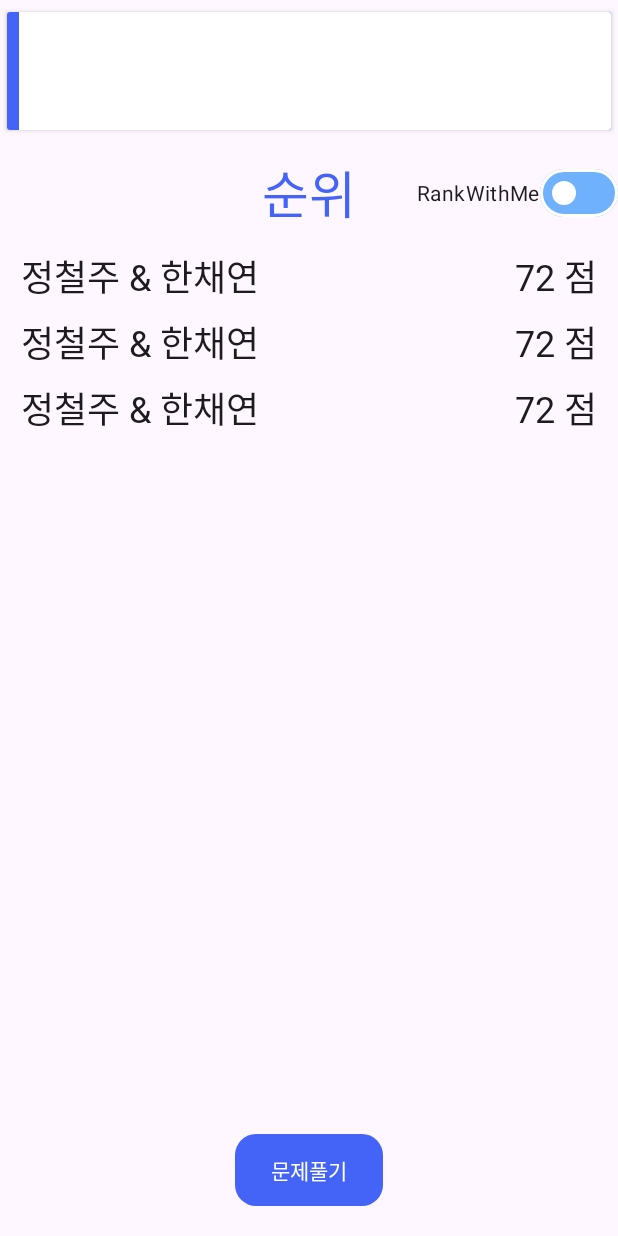
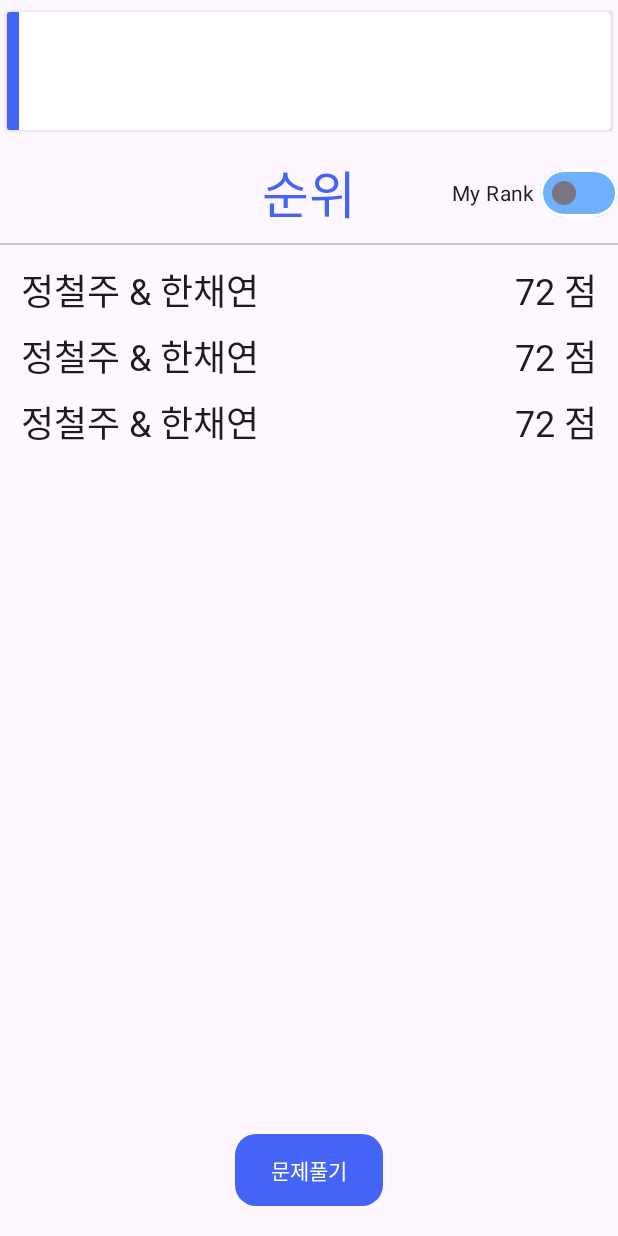
Before and after one commit to SteelZoo/Perfect_Pair, an Android app: the layout fragment_game_rank.xml on its own in the app's theme, with its tools: preview values and no code run, on a phone screen of 412 x 824 dp. Run offline under Robolectric (Android 15) with nearby library versions, the phone set to English and light mode, and no system bars.

Commit message:
feat: 다이얼로그 코드 수정 및 디자인 일부 변경

```diff
--- a/app/perfect_pair/presentation/src/main/java/com/olduo/last_dance/preseatation/main/grouplist/GroupListAdapter.kt
+++ b/app/perfect_pair/presentation/src/main/java/com/olduo/last_dance/preseatation/main/grouplist/GroupListAdapter.kt
@@ -39,11 +39,6 @@ class GroupListAdapter(
                     val colorlist = it.resources.getStringArray(R.array.group_color_array)
                     val index = position%colorlist.size
                     binding.layoutBackground.backgroundTintList = ColorStateList.valueOf(Color.parseColor(colorlist[index]))
-//                    when(position%3){
-//                        0->{binding.layoutBackground.backgroundTintList = ColorStateList.valueOf(ContextCompat.getColor(context,R.color.bluelagoo_deep))}
-//                        1->{binding.layoutBackground.backgroundTintList = ColorStateList.valueOf(ContextCompat.getColor(context,R.color.bluelagoo_mid))}
-//                        2->{binding.layoutBackground.backgroundTintList = ColorStateList.valueOf(ContextCompat.getColor(context,R.color.bluelagoo_light))}
-//                    }
                 }
                 root.setOnClickListener {
                     clickListener(group)
--- a/app/perfect_pair/presentation/src/main/res/layout/fragment_game_rank.xml
+++ b/app/perfect_pair/presentation/src/main/res/layout/fragment_game_rank.xml
@@ -34,25 +34,31 @@
         android:id="@+id/switch_myRank"
         android:layout_width="wrap_content"
         android:layout_height="wrap_content"
-        android:text="RankWithMe"
-        app:switchPadding="0dp"
+        android:text="My Rank "
         app:layout_constraintBottom_toBottomOf="@id/tv_rank"
         app:layout_constraintEnd_toEndOf="parent"
         app:layout_constraintTop_toTopOf="@id/tv_rank"
-        app:thumbTint="@color/white"
+        app:switchPadding="0dp"
         app:trackDecorationTint="@color/white"
         app:trackTint="@color/bluelagoo_light" />
+
+    <com.google.android.material.divider.MaterialDivider
+        android:id="@+id/divider"
+        android:layout_width="match_parent"
+        android:layout_height="wrap_content"
+        app:layout_constraintTop_toBottomOf="@id/tv_rank" />
 
     <androidx.recyclerview.widget.RecyclerView
         android:id="@+id/rv_rankList"
         android:layout_width="0dp"
         android:layout_height="0dp"
         android:layout_marginHorizontal="10dp"
+        android:layout_marginTop="8dp"
         app:layoutManager="androidx.recyclerview.widget.LinearLayoutManager"
         app:layout_constraintBottom_toTopOf="@id/btn_joinQuestion"
         app:layout_constraintEnd_toEndOf="parent"
         app:layout_constraintStart_toStartOf="parent"
-        app:layout_constraintTop_toBottomOf="@id/tv_rank"
+        app:layout_constraintTop_toBottomOf="@id/divider"
         tools:listitem="@layout/item_rank_list" />
 
     <Button
```
Also changed, not shown: app/perfect_pair/presentation/src/main/java/com/olduo/last_dance/preseatation/main/game/GameFragment.kt (+9 -0 lines), app/perfect_pair/presentation/src/main/java/com/olduo/last_dance/preseatation/main/group/GroupGameListAdapter.kt (+0 -9 lines), app/perfect_pair/presentation/src/main/res/layout/fragment_game.xml (+18 -4 lines).
